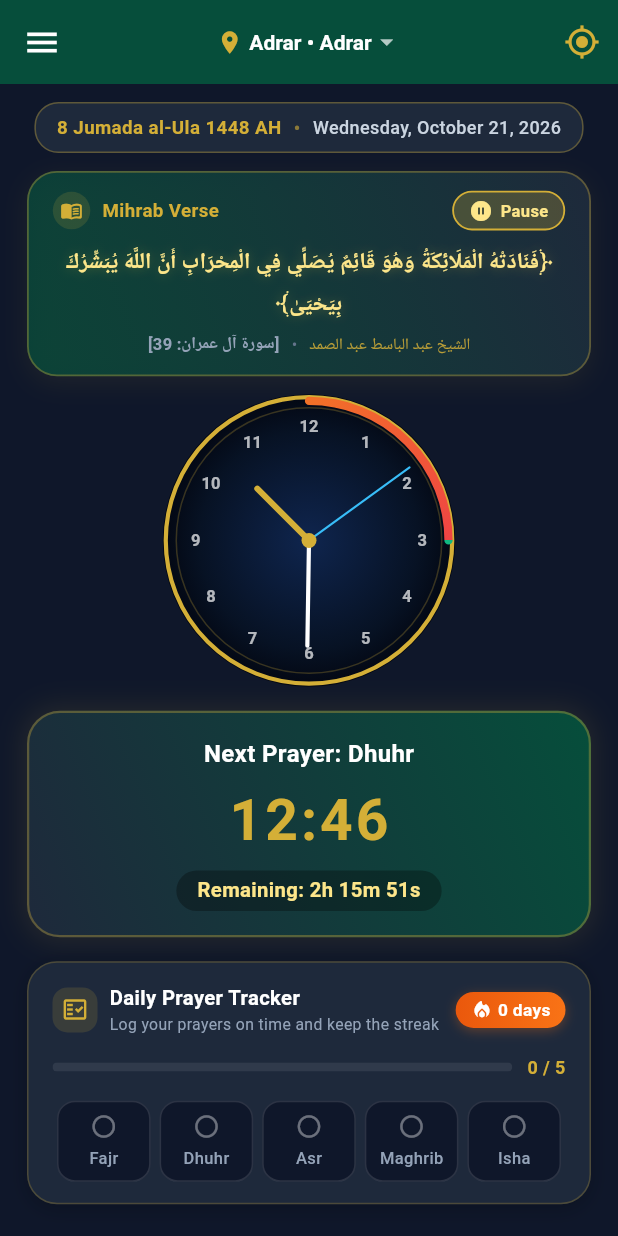
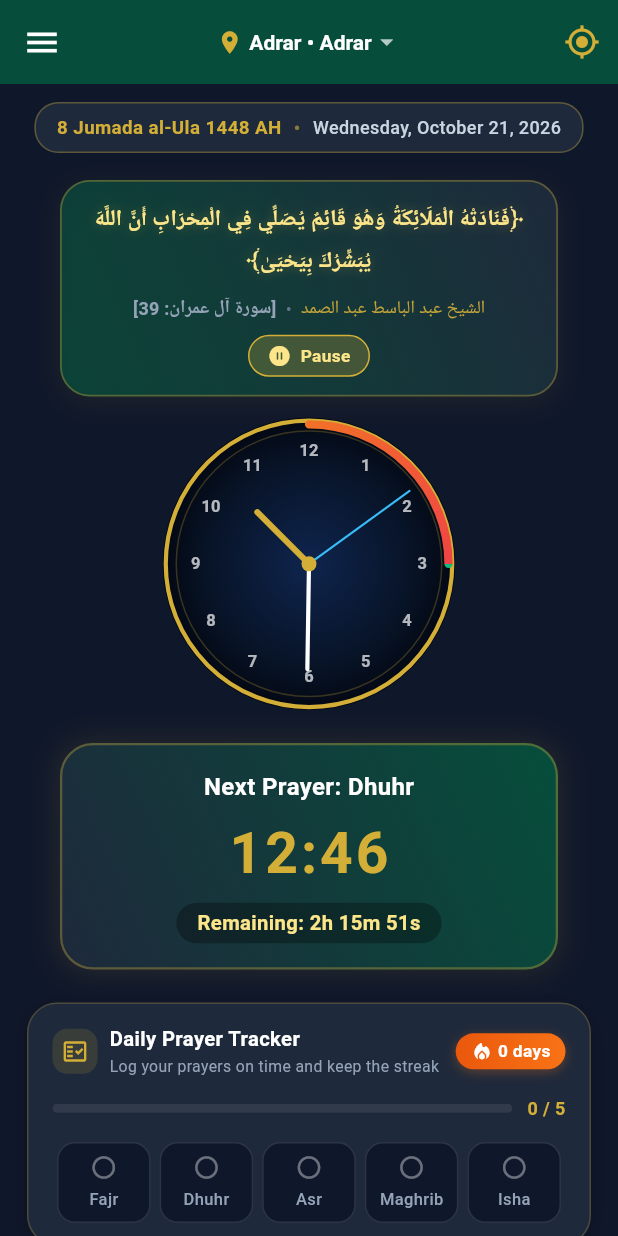
Before and after one commit to dahmane0509/mihrab, a Flutter app: the NextPrayerScreen screen opened directly with sample values from the repository, on a phone screen of 412 x 824 dp. Run offline on Flutter 3.47's test engine with Material 3 defaults, Android fonts, the phone set to English and light mode, and no system bars; our stand-ins replace audioplayers, device_info_plus, flutter_local_notifications, geolocator, google_fonts, package_info_plus and 4 more; accounts and stored records are empty; Roboto replaces fonts that are missing (Amiri); statements that could not run were skipped.

Commit message:
fix: prevent text overflow in verse card and refine home cards symmetry

```diff
--- a/lib/screens/next_prayer_screen.dart
+++ b/lib/screens/next_prayer_screen.dart
@@ -414,7 +414,9 @@ class _NextPrayerScreenState extends State<NextPrayerScreen> {
                     // Mihrab Holy Quran Verse Card with Recitation Control
                     Container(
                       width: double.infinity,
-                      padding: const EdgeInsets.symmetric(horizontal: 16, vertical: 12),
+                      margin: const EdgeInsets.symmetric(horizontal: 22.0, vertical: 6.0),
+                      padding: const EdgeInsets.symmetric(horizontal: 16.0, vertical: 12.0),
+                      clipBehavior: Clip.antiAlias,
                       decoration: BoxDecoration(
                         gradient: LinearGradient(
                           colors: [
@@ -440,89 +442,7 @@ class _NextPrayerScreenState extends State<NextPrayerScreen> {
                       child: Column(
                         mainAxisSize: MainAxisSize.min,
                         children: [
-                          // Header row with title & audio button
-                          Row(
-                            mainAxisAlignment: MainAxisAlignment.spaceBetween,
-                            children: [
-                              Row(
-                                children: [
-                                  Container(
-                                    padding: const EdgeInsets.all(5),
-                                    decoration: BoxDecoration(
-                                      color: theme.accent.withValues(alpha: 0.15),
-                                      shape: BoxShape.circle,
-                                    ),
-                                    child: Icon(Icons.menu_book_rounded, color: theme.accent, size: 15),
-                                  ),
-                                  const SizedBox(width: 8),
-                                  Text(
-                                    isAr ? "آية مِحْراب" : (lang == 'fr' ? "Verset du Mihrab" : "Mihrab Verse"),
-                                    style: TextStyle(
-                                      color: theme.accent,
-                                      fontSize: 12.5,
-                                      fontWeight: FontWeight.bold,
-                                    ),
-                                  ),
-                                ],
-                              ),
-
-                              // Interactive Audio Recitation Button with live state
-                              ValueListenableBuilder<bool>(
-                                valueListenable: VerseAudioService.isPlayingNotifier,
-                                builder: (context, isPlaying, _) {
-                                  return Material(
-                                    color: Colors.transparent,
-                                    child: InkWell(
-                                      onTap: () {
-                                        AppFeedback.tap();
-                                        VerseAudioService.toggleVerse();
-                                      },
-                                      borderRadius: BorderRadius.circular(20),
-                                      child: AnimatedContainer(
-                                        duration: const Duration(milliseconds: 250),
-                                        padding: const EdgeInsets.symmetric(horizontal: 10, vertical: 4),
-                                        decoration: BoxDecoration(
-                                          color: isPlaying
-                                              ? const Color(0xFFD4AF37).withValues(alpha: 0.25)
-                                              : Colors.white.withValues(alpha: 0.08),
-                                          borderRadius: BorderRadius.circular(20),
-                                          border: Border.all(
-                                            color: isPlaying ? const Color(0xFFD4AF37) : Colors.white24,
-                                            width: 1.2,
-                                          ),
-                                        ),
-                                        child: Row(
-                                          mainAxisSize: MainAxisSize.min,
-                                          children: [
-                                            Icon(
-                                              isPlaying ? Icons.pause_circle_filled_rounded : Icons.volume_up_rounded,
-                                              color: isPlaying ? const Color(0xFFFDE68A) : theme.accent,
-                                              size: 16,
-                                            ),
-                                            const SizedBox(width: 5),
-                                            Text(
-                                              isPlaying
-                                                  ? (isAr ? "إيقاف" : (lang == 'fr' ? "Pause" : "Pause"))
-                                                  : (isAr ? "استماع" : (lang == 'fr' ? "Écouter" : "Play")),
-                                              style: TextStyle(
-                                                color: isPlaying ? const Color(0xFFFDE68A) : Colors.white,
-                                                fontSize: 11,
-                                                fontWeight: FontWeight.bold,
-                                              ),
-                                            ),
-                                          ],
-                                        ),
-                                      ),
-                                    ),
-                                  );
-                                },
-                              ),
-                            ],
-                          ),
-
-                          const SizedBox(height: 8),
-
-                          // Holy Verse in beautiful Uthmani Arabic script with full Tashkeel
+                          // Holy Verse directly in beautiful Uthmani Arabic script with full Tashkeel
                           Text(
                             "﴿فَنَادَتْهُ الْمَلَائِكَةُ وَهُوَ قَائِمٌ يُصَلِّي فِي الْمِحْرَابِ أَنَّ اللَّهَ يُبَشِّرُكَ بِيَحْيَىٰ﴾",
                             textAlign: TextAlign.center,
@@ -541,37 +461,97 @@ class _NextPrayerScreenState extends State<NextPrayerScreen> {
                             ),
                           ),
 
-                          const SizedBox(height: 5),
+                          const SizedBox(height: 8),
 
-                          // Surah Reference & Reciter Attribution
-                          Row(
-                            mainAxisAlignment: MainAxisAlignment.center,
+                          // Attribution with Wrap to guarantee zero overflow
+                          Wrap(
+                            alignment: WrapAlignment.center,
+                            crossAxisAlignment: WrapCrossAlignment.center,
+                            spacing: 6,
+                            runSpacing: 4,
                             children: [
                               Text(
                                 lang == 'fr' ? "[Sourate Âl-'Imrân : 39]" : "[سورة آل عمران: 39]",
+                                textAlign: TextAlign.center,
                                 style: const TextStyle(
                                   color: Color(0xFF94A3B8),
-                                  fontSize: 11,
+                                  fontSize: 12,
                                   fontWeight: FontWeight.w600,
                                 ),
                               ),
-                              const SizedBox(width: 8),
-                              const Text("•", style: TextStyle(color: Color(0xFF64748B), fontSize: 11)),
-                              const SizedBox(width: 8),
+                              const Text(
+                                "•",
+                                style: TextStyle(color: Color(0xFF64748B), fontSize: 12),
+                              ),
                               Text(
                                 lang == 'fr' ? "Cheikh Abdul Basit" : "الشيخ عبد الباسط عبد الصمد",
+                                textAlign: TextAlign.center,
                                 style: TextStyle(
-                                  color: theme.accent.withValues(alpha: 0.85),
-                                  fontSize: 10.5,
+                                  color: theme.accent.withValues(alpha: 0.9),
+                                  fontSize: 12,
                                   fontWeight: FontWeight.w500,
                                 ),
                               ),
                             ],
                           ),
+
+                          const SizedBox(height: 8),
+
+                          // Interactive Audio Recitation Button with live state
+                          ValueListenableBuilder<bool>(
+                            valueListenable: VerseAudioService.isPlayingNotifier,
+                            builder: (context, isPlaying, _) {
+                              return Material(
+                                color: Colors.transparent,
+                                child: InkWell(
+                                  onTap: () {
+                                    AppFeedback.tap();
+                                    VerseAudioService.toggleVerse();
+                                  },
+                                  borderRadius: BorderRadius.circular(20),
+                                  child: AnimatedContainer(
+                                    duration: const Duration(milliseconds: 250),
+                                    padding: const EdgeInsets.symmetric(horizontal: 12, vertical: 5),
+                                    decoration: BoxDecoration(
+                                      color: isPlaying
+                                          ? const Color(0xFFD4AF37).withValues(alpha: 0.25)
+                                          : Colors.white.withValues(alpha: 0.08),
+                                      borderRadius: BorderRadius.circular(20),
+                                      border: Border.all(
+                                        color: isPlaying ? const Color(0xFFD4AF37) : Colors.white24,
+                                        width: 1.0,
+                                      ),
+                                    ),
+                                    child: Row(
+                                      mainAxisSize: MainAxisSize.min,
+                                      children: [
+                                        Icon(
+                                          isPlaying ? Icons.pause_circle_filled_rounded : Icons.volume_up_rounded,
+                                          color: isPlaying ? const Color(0xFFFDE68A) : theme.accent,
+                                          size: 16,
+                                        ),
+                                        const SizedBox(width: 6),
+                                        Text(
+                                          isPlaying
+                                              ? (isAr ? "إيقاف التلاوة" : (lang == 'fr' ? "Pause" : "Pause"))
+                                              : (isAr ? "استماع للتلاوة" : (lang == 'fr' ? "Écouter la récitation" : "Play Recitation")),
+                                          style: TextStyle(
+                                            color: isPlaying ? const Color(0xFFFDE68A) : Colors.white,
+                                            fontSize: 11.5,
+                                            fontWeight: FontWeight.bold,
+                                          ),
+                                        ),
+                                      ],
+                                    ),
+                                  ),
+                                ),
+                              );
+                            },
+                          ),
                         ],
                       ),
                     ),
-                    const SizedBox(height: 12),
+                    const SizedBox(height: 8),
 
                     // Islamic Clock (Supports Analog, Digital, Minimalist)
                     Center(
@@ -586,7 +566,9 @@ class _NextPrayerScreenState extends State<NextPrayerScreen> {
                     // Next Prayer Countdown Card
                     Container(
                       width: double.infinity,
+                      margin: const EdgeInsets.symmetric(horizontal: 22.0, vertical: 6.0),
                       padding: const EdgeInsets.symmetric(horizontal: 18, vertical: 16),
+                      clipBehavior: Clip.antiAlias,
                       decoration: BoxDecoration(
                         gradient: LinearGradient(
                           colors: [theme.darkPrimary, theme.cardBackground],
```
